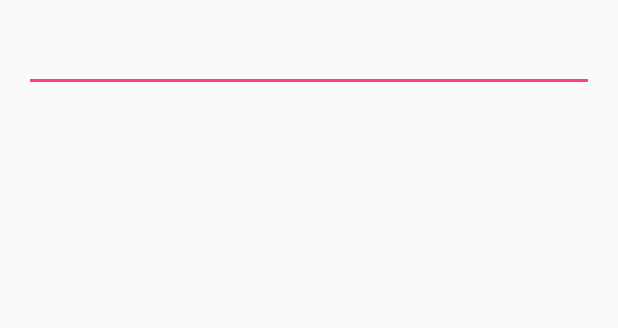
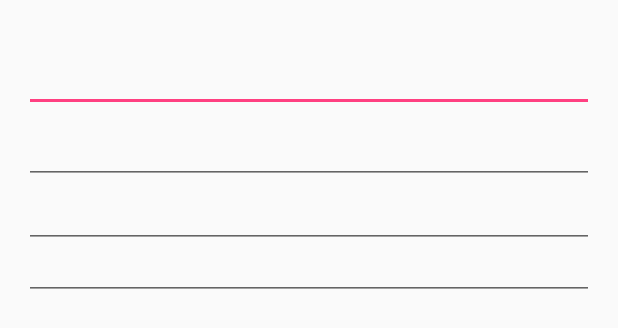
Before and after one commit to shaoshao613/ClearEditText, an Android app: the layout content_main.xml on its own in the app's theme, with its tools: preview values and no code run, on a phone screen of 412 x 824 dp. Shown: the top 328 px of the screen. Run offline under Robolectric (Android 15) with nearby library versions, the phone set to English and light mode, and no system bars.

Commit message:
图标颜色设为灰色，大小根据字体调节

```diff
--- a/app/src/main/res/layout/content_main.xml
+++ b/app/src/main/res/layout/content_main.xml
@@ -1,10 +1,11 @@
 <?xml version="1.0" encoding="utf-8"?>
-<RelativeLayout
+<LinearLayout
     xmlns:android="http://schemas.android.com/apk/res/android"
     xmlns:tools="http://schemas.android.com/tools"
     xmlns:app="http://schemas.android.com/apk/res-auto"
     android:layout_width="match_parent"
     android:layout_height="match_parent"
+    android:orientation="vertical"
     android:paddingLeft="@dimen/activity_horizontal_margin"
     android:paddingRight="@dimen/activity_horizontal_margin"
     android:paddingTop="@dimen/activity_vertical_margin"
@@ -14,8 +15,29 @@
     tools:context=".MainActivity">
 
     <com.baixing.bxwidget.ClearEditText
+        android:id="@+id/big"
+        android:textSize="28sp"
         android:layout_width="match_parent"
         android:layout_height="wrap_content">
 
     </com.baixing.bxwidget.ClearEditText>
-</RelativeLayout>
+
+    <com.baixing.bxwidget.ClearEditText
+        android:textSize="20sp"
+        android:layout_width="match_parent"
+        android:layout_height="wrap_content">
+    </com.baixing.bxwidget.ClearEditText>
+    <com.baixing.bxwidget.ClearEditText
+        android:textSize="16sp"
+        android:layout_width="match_parent"
+        android:layout_height="wrap_content">
+    </com.baixing.bxwidget.ClearEditText>
+
+    <com.baixing.bxwidget.ClearEditText
+        android:textSize="10sp"
+        android:layout_centerInParent="true"
+        android:layout_width="match_parent"
+        android:layout_height="wrap_content">
+
+    </com.baixing.bxwidget.ClearEditText>
+</LinearLayout>
--- a/build.gradle
+++ b/build.gradle
@@ -16,6 +16,7 @@ buildscript {
 allprojects {
     repositories {
         jcenter()
+        maven { url "https://dl.bintray.com/shaoshao613/maven/" }
     }
 }
 
--- a/bxwidget/bintrayUpload.gradle
+++ b/bxwidget/bintrayUpload.gradle
@@ -107,7 +107,7 @@ bintray {
     configurations = ['archives']
     pkg {
         repo = "maven"
-        name = "dsfdsf"
+        name = projectName
         websiteUrl = projectSiteUrl
         vcsUrl = projectGitUrl
         licenses = ["Apache-2.0"]
--- a/bxwidget/build.gradle
+++ b/bxwidget/build.gradle
@@ -2,12 +2,11 @@ apply plugin: 'com.android.library'
 android {
     compileSdkVersion 21
     buildToolsVersion "21.1.2"
-    resourcePrefix "bounceprogressbar__"	//这个随便填
     defaultConfig {
         minSdkVersion 9
         targetSdkVersion 21
         versionCode 1
-        versionName version
+        versionName "1.0.0"
     }
     buildTypes {
         release {
--- a/bxwidget/src/main/res/drawable/ic_clear.xml
+++ b/bxwidget/src/main/res/drawable/ic_clear.xml
@@ -1,14 +1,17 @@
 <vector xmlns:android="http://schemas.android.com/apk/res/android"
-    android:width="36dp"
-    android:height="36dp"
+        xmlns:tools="http://schemas.android.com/tools"
+        android:width="28dp"
+    android:height="28dp"
     android:viewportWidth="36"
-    android:viewportHeight="36">
+    android:viewportHeight="36"
+        tools:ignore="NewApi">
 
     <path
         android:fillColor="#fafbfb"
         android:pathData="M 0.00 0 L 36.00 0.00 L 36.00 36.00 L 0.00 36.00 L 0.00 0.00 Z" />
     <path
-        android:fillColor="#FF4081"
+        android:name="circle_color"
+        android:fillColor="#aeaeae"
         android:pathData="M 14.29 3.50
         C 22.34 1.04 31.53 6.73 32.98 15.00
         C 34.91 23.23 28.54 32.09 20.14 32.90
```
Also changed, not shown: bxwidget/src/main/java/com/baixing/bxwidget/ClearEditText.java (+6 -32 lines), 1 other file.
